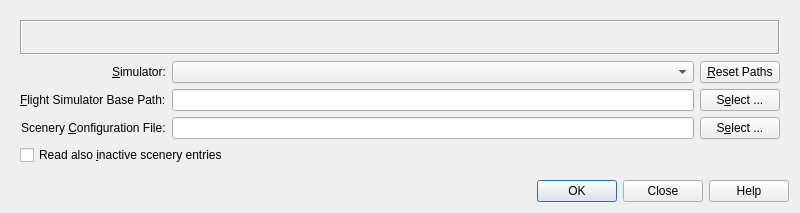
This is src/db/databasedialog.ui in albar965/littlenavmap as Qt 5 draws it before an edit. The edited form follows.
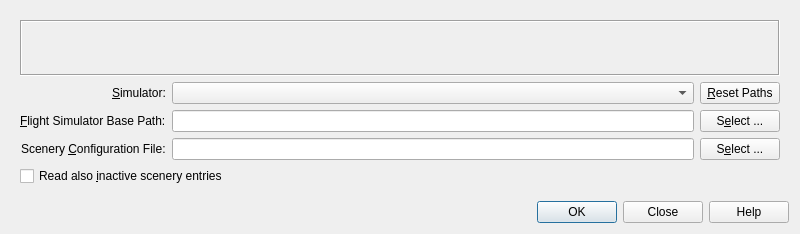
This is the edited form.

Patch:
```diff
--- a/src/db/databasedialog.ui
+++ b/src/db/databasedialog.ui
@@ -7,7 +7,7 @@
     <x>0</x>
     <y>0</y>
     <width>800</width>
-    <height>213</height>
+    <height>234</height>
    </rect>
   </property>
   <property name="windowTitle">
```
Left out of the diff: 1 changed line with no effect on the pictures.
